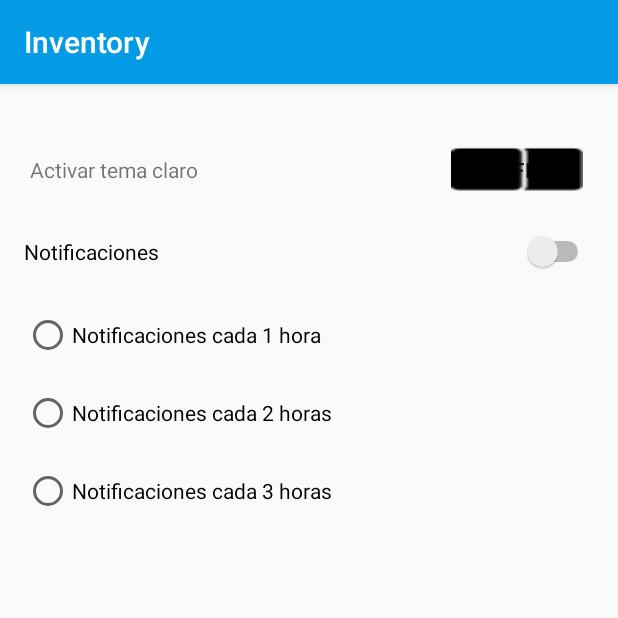
After one commit to raulpb00/Bilal_Inventory, an Android app: the SettingsActivity screen opened directly, with no data from a screen before it, on a phone screen of 412 x 824 dp, the top half of it. The commit adds this screen. Run offline under Robolectric (Android 15) with nearby library versions, the phone set to English and light mode, and no system bars.

Commit message:
Añadida SettingsActivity

```diff
--- a/app/src/main/AndroidManifest.xml
+++ b/app/src/main/AndroidManifest.xml
@@ -22,7 +22,8 @@
         <activity android:name=".DashBoardActivity" />
         <activity android:name=".DependencyEditActivity" />
         <activity android:name=".SectorEditActivity" />
-        <activity android:name=".RegisterActivity"></activity>
+        <activity android:name=".RegisterActivity" />
+        <activity android:name=".SettingsActivity"></activity>
     </application>
 
 </manifest>
--- a/app/src/main/java/com/example/inventory/LoginActivity.java
+++ b/app/src/main/java/com/example/inventory/LoginActivity.java
@@ -9,6 +9,8 @@ import android.widget.Button;
 public class LoginActivity extends AppCompatActivity {
 
     private Button btSignIn;
+    private Button btSignUp;
+    Intent intent;
 
     @Override
     protected void onCreate(Bundle savedInstanceState) {
@@ -18,7 +20,16 @@ public class LoginActivity extends AppCompatActivity {
         btSignIn.setOnClickListener(new View.OnClickListener() {
             @Override
             public void onClick(View view) {
-                Intent intent = new Intent(LoginActivity.this, DashBoardActivity.class);
+                intent = new Intent(LoginActivity.this, DashBoardActivity.class);
+                startActivity(intent);
+            }
+        });
+
+        btSignUp = findViewById(R.id.btSignUp);
+        btSignUp.setOnClickListener(new View.OnClickListener() {
+            @Override
+            public void onClick(View view) {
+                intent = new Intent(LoginActivity.this, RegisterActivity.class);
                 startActivity(intent);
             }
         });
--- /dev/null
+++ b/app/src/main/java/com/example/inventory/SettingsActivity.java
@@ -0,0 +1,13 @@
+package com.example.inventory;
+
+import android.support.v7.app.AppCompatActivity;
+import android.os.Bundle;
+
+public class SettingsActivity extends AppCompatActivity {
+
+    @Override
+    protected void onCreate(Bundle savedInstanceState) {
+        super.onCreate(savedInstanceState);
+        setContentView(R.layout.activity_settings);
+    }
+}
--- /dev/null
+++ b/app/src/main/res/drawable/selector_togglebutton.xml
@@ -0,0 +1,5 @@
+<?xml version="1.0" encoding="utf-8"?>
+<selector xmlns:android="http://schemas.android.com/apk/res/android">
+    <item android:state_checked="false" android:drawable="@drawable/off"/>
+    <item android:state_checked="true" android:drawable="@drawable/on"/>
+</selector>
--- /dev/null
+++ b/app/src/main/res/layout/activity_settings.xml
@@ -0,0 +1,77 @@
+<?xml version="1.0" encoding="utf-8"?>
+<android.support.constraint.ConstraintLayout xmlns:android="http://schemas.android.com/apk/res/android"
+    xmlns:app="http://schemas.android.com/apk/res-auto"
+    xmlns:tools="http://schemas.android.com/tools"
+    android:layout_width="match_parent"
+    android:layout_height="match_parent"
+    android:padding="16dp"
+    tools:context=".SettingsActivity">
+
+    <Switch
+        android:id="@+id/swNotifications"
+        android:layout_width="0dp"
+        android:layout_height="22dp"
+        android:layout_marginTop="16dp"
+        android:text="@string/swNotifications"
+        app:layout_constraintEnd_toEndOf="parent"
+        app:layout_constraintHorizontal_bias="0.5"
+        app:layout_constraintStart_toStartOf="parent"
+        app:layout_constraintTop_toBottomOf="@+id/tbTheme" />
+
+    <TextView
+        android:id="@+id/tvLigthTheme"
+        android:layout_width="wrap_content"
+        android:layout_height="wrap_content"
+        android:layout_marginStart="4dp"
+        android:text="@string/tvLigthTheme"
+        app:layout_constraintBaseline_toBaselineOf="@+id/tbTheme"
+        app:layout_constraintEnd_toStartOf="@+id/tbTheme"
+        app:layout_constraintHorizontal_bias="0.5"
+        app:layout_constraintHorizontal_chainStyle="spread_inside"
+        app:layout_constraintStart_toStartOf="parent" />
+
+    <RadioGroup
+        android:id="@+id/rgNotifications"
+        android:layout_width="218dp"
+        android:layout_height="156dp"
+        android:layout_marginTop="16dp"
+        app:layout_constraintEnd_toEndOf="parent"
+        app:layout_constraintHorizontal_bias="0.0"
+        app:layout_constraintStart_toStartOf="parent"
+        app:layout_constraintTop_toBottomOf="@+id/swNotifications">
+
+        <RadioButton
+            android:id="@+id/rbNotification1h"
+            android:layout_width="wrap_content"
+            android:layout_height="wrap_content"
+            android:layout_weight="1"
+            android:text="@string/notification_1h" />
+
+        <RadioButton
+            android:id="@+id/rbNotification2h"
+            android:layout_width="wrap_content"
+            android:layout_height="wrap_content"
+            android:layout_weight="1"
+            android:text="@string/rbNotification2h" />
+
+        <RadioButton
+            android:id="@+id/rbNotification3h"
+            android:layout_width="wrap_content"
+            android:layout_height="wrap_content"
+            android:layout_weight="1"
+            android:text="@string/rbNotification3h" />
+    </RadioGroup>
+
+    <ToggleButton
+        android:id="@+id/tbTheme"
+        android:layout_width="wrap_content"
+        android:layout_height="wrap_content"
+        android:layout_marginTop="16dp"
+        android:layout_marginEnd="7dp"
+        android:background="@drawable/selector_togglebutton"
+        android:text="@string/tbTheme"
+        app:layout_constraintEnd_toEndOf="parent"
+        app:layout_constraintHorizontal_bias="0.5"
+        app:layout_constraintStart_toEndOf="@+id/tvLigthTheme"
+        app:layout_constraintTop_toTopOf="parent" />
+</android.support.constraint.ConstraintLayout>
--- a/app/src/main/res/values/strings.xml
+++ b/app/src/main/res/values/strings.xml
@@ -24,11 +24,17 @@
     <string name="edDescription">Description</string>
     <string name="edImage">Image</string>
     <string name="err_msg_short_name_too_long">El nombre corto no puede contener más de 10 caracteres.</string>
-    <string name="edName_register" >Name</string>
+    <string name="edName_register">Name</string>
     <string name="edEmail_register">Email</string>
     <string name="edRepeatPassword">Repeat password</string>
     <string name="swNotification">Notify</string>
     <string name="btSignUp_register">Sign up</string>
+    <string name="notification_1h">Notificaciones cada 1 hora</string>
+    <string name="rbNotification2h">Notificaciones cada 2 horas</string>
+    <string name="rbNotification3h">Notificaciones cada 3 horas</string>
+    <string name="tvLigthTheme">Activar tema claro</string>
+    <string name="swNotifications">Notificaciones</string>
+    <string name="tbTheme">Ligth Theme</string>
 
     <!-- ARRAY -->
     <string-array name="entriesDependencies">
```
Also changed, not shown: app/src/main/res/drawable/off.png (added), app/src/main/res/drawable/on.png (added).
